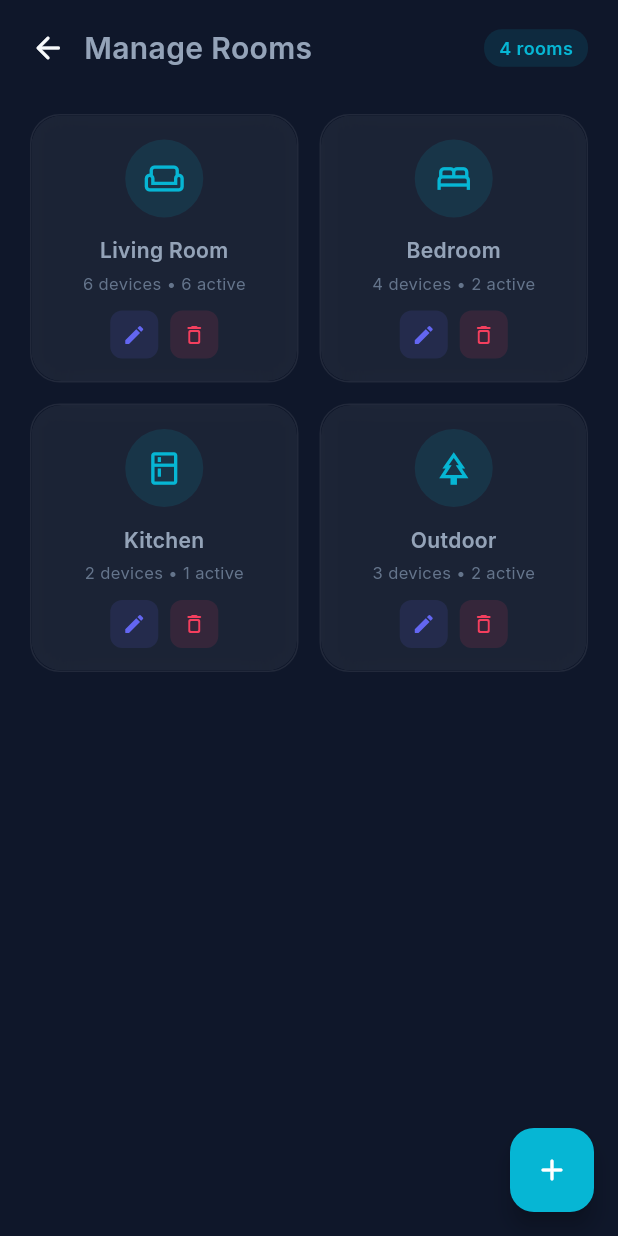
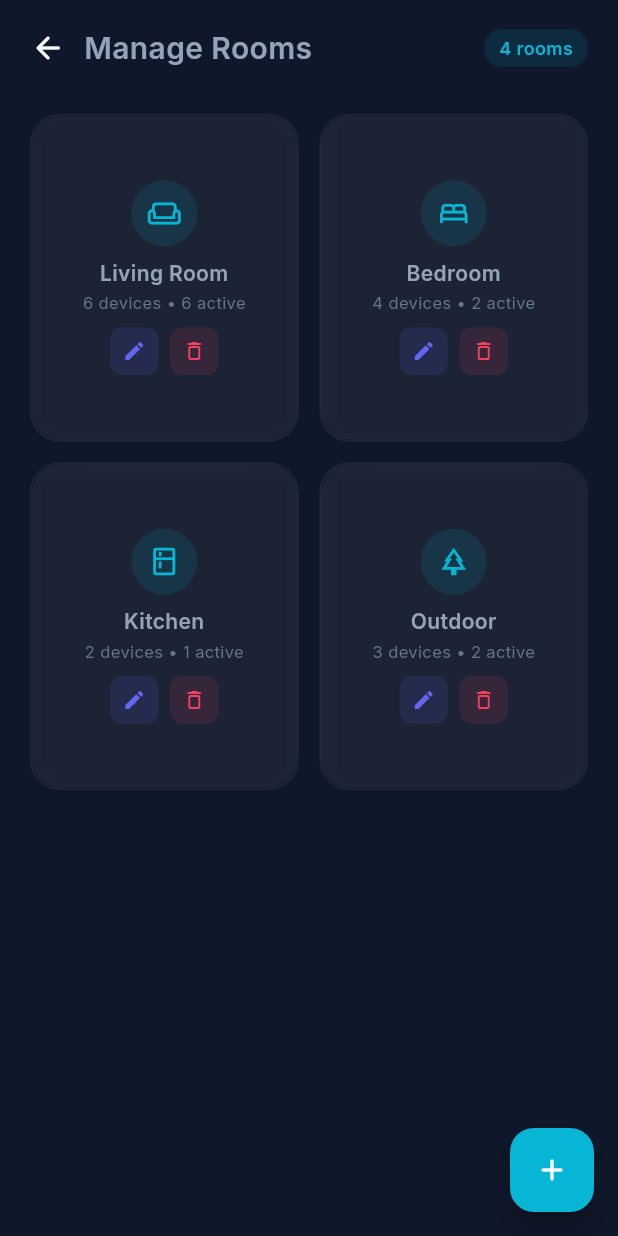
Before and after one commit to Choudhary-Khuzaim/Domotics, a Flutter app: the screen it shows after launch, item 5 of the bottom bar chosen, after a tap on "Manage Rooms", on a phone screen of 412 x 824 dp. Run offline on Flutter 3.47's test engine with Material 3 defaults, Android fonts, the phone set to English and light mode, and no system bars; our stand-ins replace fl_chart, flutter_colorpicker, google_fonts, percent_indicator.

Commit message:
Fix logout, rooms screen overlap, PKR rate display, and generate app launcher icons

```diff
--- /dev/null
+++ b/flutter_launcher_icons.yaml
@@ -0,0 +1,5 @@
+flutter_launcher_icons:
+  android: "launcher_icon"
+  ios: true
+  image_path: "assets/icon/app_icon.png"
+  min_sdk_android: 21
--- a/lib/screens/analytics/widgets/cost_estimator_card.dart
+++ b/lib/screens/analytics/widgets/cost_estimator_card.dart
@@ -1,6 +1,9 @@
 import 'package:flutter/material.dart';
 import 'package:percent_indicator/linear_percent_indicator.dart';
+import 'package:provider/provider.dart';
 import '../../../../app_theme.dart';
+import '../../../../providers/energy_provider.dart';
+import '../../../../providers/settings_provider.dart';
 
 /// Card showing estimated energy bill cost ($), peak usage time, and budget progress.
 class CostEstimatorCard extends StatelessWidget {
@@ -9,6 +12,10 @@ class CostEstimatorCard extends StatelessWidget {
   @override
   Widget build(BuildContext context) {
     final isDark = Theme.of(context).brightness == Brightness.dark;
+    final settings = context.watch<SettingsProvider>();
+    final energyProvider = context.watch<EnergyProvider>();
+    final totalUsage = energyProvider.totalUsage;
+    final totalCost = totalUsage * settings.energyRate;
 
     return Padding(
       padding: const EdgeInsets.symmetric(horizontal: 20),
@@ -50,7 +57,7 @@ class CostEstimatorCard extends StatelessWidget {
                     color: AppColors.accentGreen.withOpacity(0.15),
                   ),
                   child: const Icon(
-                    Icons.attach_money_rounded,
+                    Icons.electric_bolt_rounded,
                     color: AppColors.accentGreen,
                     size: 22,
                   ),
@@ -67,9 +74,9 @@ class CostEstimatorCard extends StatelessWidget {
                             ),
                       ),
                       const SizedBox(height: 2),
-                      const Text(
-                        'Based on current rate (\$0.15 / kWh)',
-                        style: TextStyle(
+                      Text(
+                        'Based on current rate (${settings.currency} ${settings.energyRate.toStringAsFixed(1)} / kWh)',
+                        style: const TextStyle(
                           fontSize: 12,
                           color: AppColors.darkTextMuted,
                         ),
@@ -77,10 +84,10 @@ class CostEstimatorCard extends StatelessWidget {
                     ],
                   ),
                 ),
-                const Text(
-                  '\$34.80',
-                  style: TextStyle(
-                    fontSize: 24,
+                Text(
+                  '${settings.currency} ${totalCost.toStringAsFixed(0)}',
+                  style: const TextStyle(
+                    fontSize: 22,
                     fontWeight: FontWeight.w800,
                     color: AppColors.accentGreen,
                   ),
--- a/lib/screens/rooms/rooms_screen.dart
+++ b/lib/screens/rooms/rooms_screen.dart
@@ -80,7 +80,7 @@ class RoomsScreen extends StatelessWidget {
                   crossAxisCount: 2,
                   crossAxisSpacing: 14,
                   mainAxisSpacing: 14,
-                  childAspectRatio: 1.0,
+                  childAspectRatio: 0.82,
                 ),
                 delegate: SliverChildBuilderDelegate(
                   (context, index) {
@@ -443,13 +443,14 @@ class _RoomCard extends StatelessWidget {
     final isDark = Theme.of(context).brightness == Brightness.dark;
 
     return GlassCard(
+      padding: const EdgeInsets.symmetric(horizontal: 12, vertical: 12),
       child: Column(
         mainAxisAlignment: MainAxisAlignment.center,
         children: [
           // Room icon
           Container(
-            width: 52,
-            height: 52,
+            width: 44,
+            height: 44,
             decoration: BoxDecoration(
               shape: BoxShape.circle,
               color: AppColors.electricCyan.withOpacity(0.12),
@@ -457,11 +458,11 @@ class _RoomCard extends StatelessWidget {
             child: Icon(
               room.icon,
               color: AppColors.electricCyan,
-              size: 26,
+              size: 22,
             ),
           ),
 
-          const SizedBox(height: 12),
+          const SizedBox(height: 8),
 
           Text(
             room.name,
@@ -474,7 +475,7 @@ class _RoomCard extends StatelessWidget {
             overflow: TextOverflow.ellipsis,
           ),
 
-          const SizedBox(height: 4),
+          const SizedBox(height: 2),
 
           Text(
             '$deviceCount devices • $activeCount active',
@@ -486,7 +487,7 @@ class _RoomCard extends StatelessWidget {
             ),
           ),
 
-          const SizedBox(height: 10),
+          const SizedBox(height: 8),
 
           // Actions
           Row(
--- a/lib/screens/settings/settings_screen.dart
+++ b/lib/screens/settings/settings_screen.dart
@@ -1,4 +1,5 @@
 import 'package:flutter/material.dart';
+import 'package:flutter/services.dart';
 import 'package:provider/provider.dart';
 import '../../app_theme.dart';
 import '../../providers/settings_provider.dart';
@@ -586,7 +587,10 @@ class SettingsScreen extends StatelessWidget {
             ),
           ),
           FilledButton(
-            onPressed: () => Navigator.pop(ctx),
+            onPressed: () {
+              Navigator.pop(ctx);
+              SystemNavigator.pop();
+            },
             style: FilledButton.styleFrom(
               backgroundColor: AppColors.accentRose,
               shape: RoundedRectangleBorder(
--- a/pubspec.yaml
+++ b/pubspec.yaml
@@ -54,6 +54,8 @@ dev_dependencies:
   flutter_test:
     sdk: flutter
 
+  flutter_launcher_icons: ^0.13.1
+
   # The "flutter_lints" package below contains a set of recommended lints to
   # encourage good coding practices. The lint set provided by the package is
   # activated in the `analysis_options.yaml` file located at the root of your
```
Also changed, not shown: assets/icon/app_icon.png (added), pubspec.lock, 28 other files.
